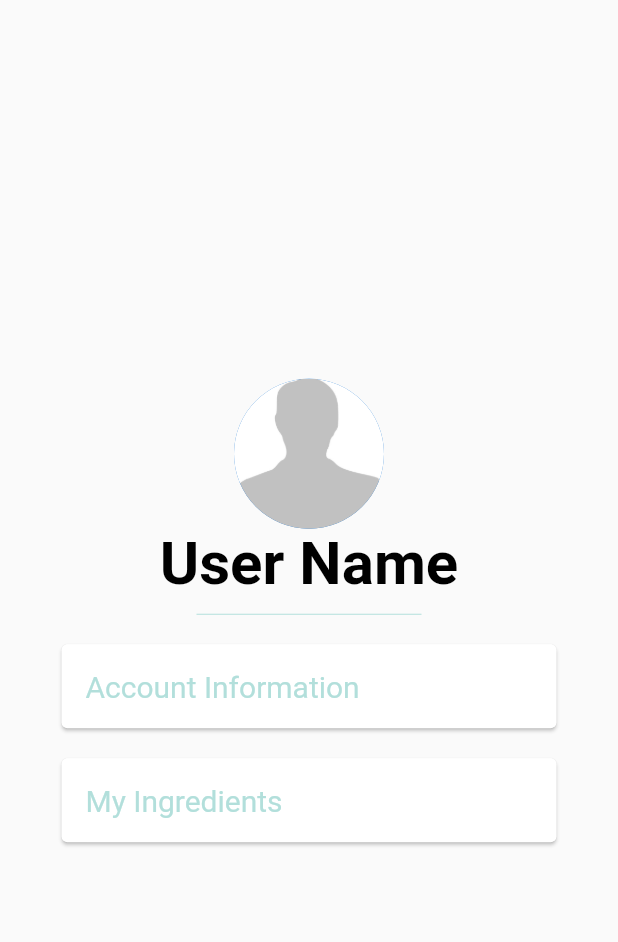
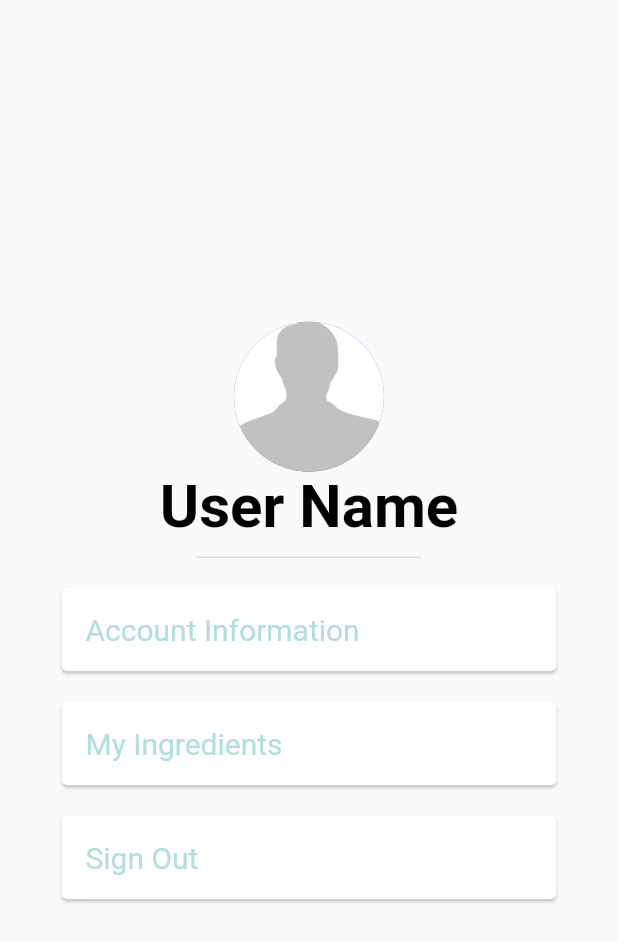
Before and after one commit to CodeFromStav/mixdrinks, a Flutter app: the ProfileWidget widget shown alone on an empty page, opened directly, on a phone screen of 412 x 824 dp. Shown: the top 942 px of the screen. Run offline on Flutter 3.47's test engine with Material 2 defaults, Android fonts, the light colour scheme and no system bars; our stand-ins replace animated_text_kit, cloud_firestore, firebase_auth, firebase_database, modal_progress_hud; missing offline and left inert: floating_search_bar; accounts and stored records are empty; Roboto replaces fonts that are missing (Pacifico, Source Sans Pro).

Commit message:
addd sign out in account

```diff
--- a/lib/screens/profile_widget.dart
+++ b/lib/screens/profile_widget.dart
@@ -4,6 +4,7 @@ import 'package:mixdrinks/constants.dart';
 import 'package:mixdrinks/screens/profile_information.dart';
 import 'package:firebase_auth/firebase_auth.dart';
 import 'package:cloud_firestore/cloud_firestore.dart';
+import 'package:mixdrinks/screens/login_screen.dart';
 
 final _firestore = Firestore.instance;
 FirebaseUser loggedInUser;
@@ -77,7 +78,25 @@ class ProfileWidget extends StatelessWidget {
                         fontFamily: 'Source Sans Pro'),
                   ),
                 )),
-          )
+          ),
+          FlatButton(
+            onPressed: () {
+              Navigator.push(context,
+                  MaterialPageRoute(builder: (context) => LoginScreen()));
+            }, //TODO: Add Account Information Page
+            child: Card(
+                margin: EdgeInsets.symmetric(vertical: 10.0, horizontal: 25.0),
+                child: ListTile(
+                  title: Text(
+                    'Sign Out',
+                    style: TextStyle(
+                      color: Colors.teal.shade100,
+                      fontFamily: 'Source Sans Pro',
+                      fontSize: 20.0,
+                    ),
+                  ),
+                )),
+          ),
         ],
       ),
     );
```
